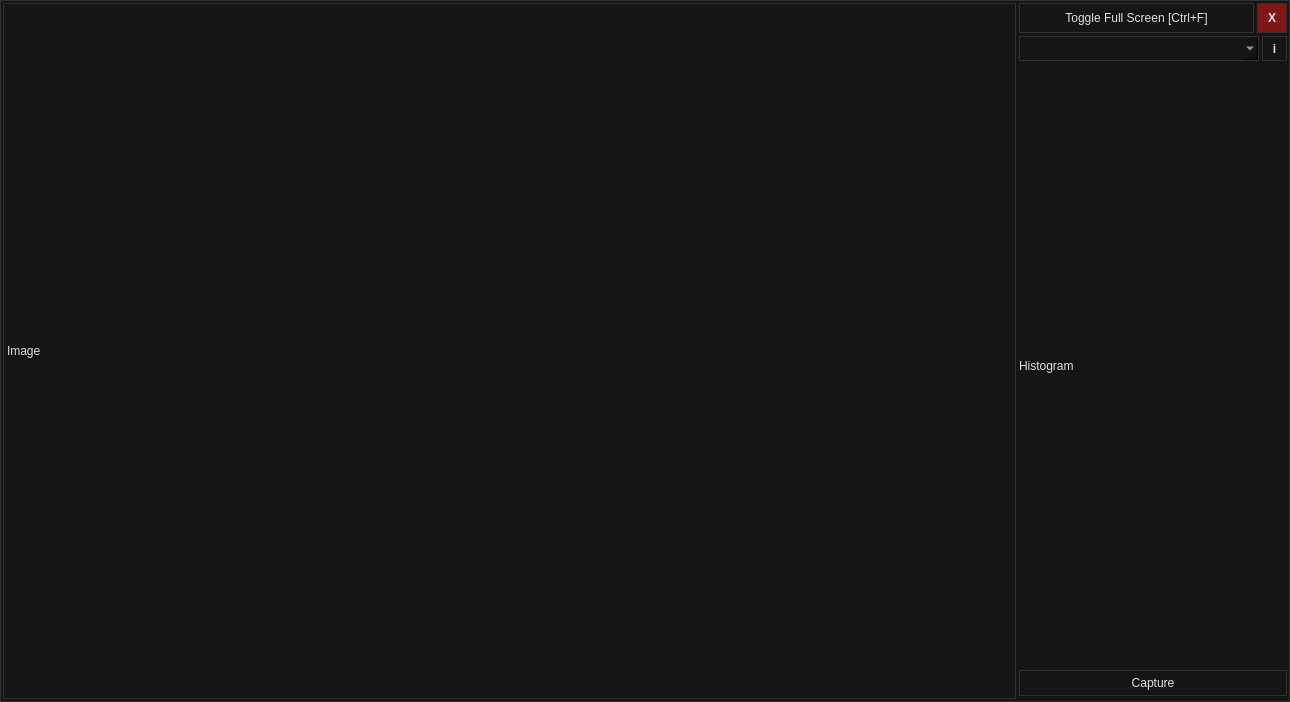
This is mainframe.ui in aleksey-ka/OpenAP-AstroPhotography as Qt 5 draws it before an edit. The edited form follows.
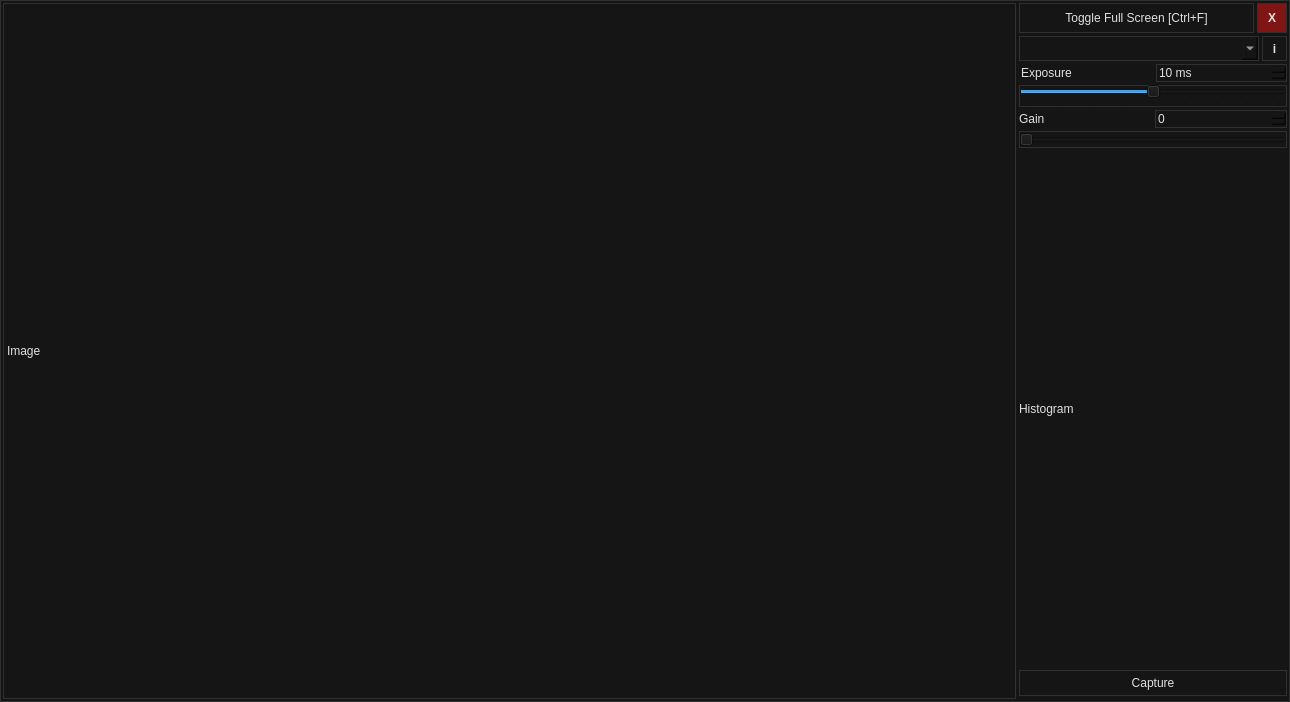
This is the edited form.

Commit message: Working controls for exposure and gain

The edit to the form file:
```diff
--- a/mainframe.ui
+++ b/mainframe.ui
@@ -242,6 +242,156 @@
          </layout>
         </widget>
        </item>
+       <item>
+        <widget class="QFrame" name="exposureFrame">
+         <property name="sizePolicy">
+          <sizepolicy hsizetype="Preferred" vsizetype="Fixed">
+           <horstretch>0</horstretch>
+           <verstretch>0</verstretch>
+          </sizepolicy>
+         </property>
+         <property name="frameShape">
+          <enum>QFrame::StyledPanel</enum>
+         </property>
+         <property name="frameShadow">
+          <enum>QFrame::Raised</enum>
+         </property>
+         <layout class="QHBoxLayout" name="horizontalLayout_4">
+          <property name="leftMargin">
+           <number>2</number>
+          </property>
+          <property name="topMargin">
+           <number>0</number>
+          </property>
+          <property name="rightMargin">
+           <number>0</number>
+          </property>
+          <property name="bottomMargin">
+           <number>0</number>
+          </property>
+          <item>
+           <widget class="QLabel" name="exposureLabel">
+            <property name="text">
+             <string>Exposure</string>
+            </property>
+           </widget>
+          </item>
+          <item>
+           <widget class="QSpinBox" name="exposureSpinBox">
+            <property name="suffix">
+             <string> ms</string>
+            </property>
+            <property name="minimum">
+             <number>1</number>
+            </property>
+            <property name="maximum">
+             <number>10000</number>
+            </property>
+            <property name="value">
+             <number>10</number>
+            </property>
+            <property name="displayIntegerBase">
+             <number>10</number>
+            </property>
+           </widget>
+          </item>
+         </layout>
+        </widget>
+       </item>
+       <item>
+        <widget class="QSlider" name="exposureSlider">
+         <property name="minimum">
+          <number>0</number>
+         </property>
+         <property name="maximum">
+          <number>80</number>
+         </property>
+         <property name="singleStep">
+          <number>1</number>
+         </property>
+         <property name="pageStep">
+          <number>10</number>
+         </property>
+         <property name="value">
+          <number>40</number>
+         </property>
+         <property name="sliderPosition">
+          <number>40</number>
+         </property>
+         <property name="orientation">
+          <enum>Qt::Horizontal</enum>
+         </property>
+         <property name="tickPosition">
+          <enum>QSlider::TicksBelow</enum>
+         </property>
+         <property name="tickInterval">
+          <number>10</number>
+         </property>
+        </widget>
+       </item>
+       <item>
+        <widget class="QFrame" name="gainFrame">
+         <property name="sizePolicy">
+          <sizepolicy hsizetype="Preferred" vsizetype="Fixed">
+           <horstretch>0</horstretch>
+           <verstretch>0</verstretch>
+          </sizepolicy>
+         </property>
+         <property name="frameShape">
+          <enum>QFrame::StyledPanel</enum>
+         </property>
+         <property name="frameShadow">
+          <enum>QFrame::Raised</enum>
+         </property>
+         <layout class="QHBoxLayout" name="horizontalLayout_5">
+          <property name="leftMargin">
+           <number>0</number>
+          </property>
+          <property name="topMargin">
+           <number>0</number>
+          </property>
+          <property name="rightMargin">
+           <number>0</number>
+          </property>
+          <property name="bottomMargin">
+           <number>0</number>
+          </property>
+          <item>
+           <widget class="QLabel" name="gainLabel">
+            <property name="text">
+             <string>Gain</string>
+            </property>
+           </widget>
+          </item>
+          <item>
+           <widget class="QSpinBox" name="gainSpinBox">
+            <property name="maximum">
+             <number>600</number>
+            </property>
+           </widget>
+          </item>
+         </layout>
+        </widget>
+       </item>
+       <item>
+        <widget class="QSlider" name="gainSlider">
+         <property name="maximum">
+          <number>600</number>
+         </property>
+         <property name="singleStep">
+          <number>1</number>
+         </property>
+         <property name="pageStep">
+          <number>10</number>
+         </property>
+         <property name="orientation">
+          <enum>Qt::Horizontal</enum>
+         </property>
+         <property name="tickPosition">
+          <enum>QSlider::NoTicks</enum>
+         </property>
+        </widget>
+       </item>
        <item>
         <widget class="QLabel" name="histogramView">
          <property name="text">
```
Left out of the diff: 2 changed lines with no effect on the pictures. The commit also changes 2 other files.
